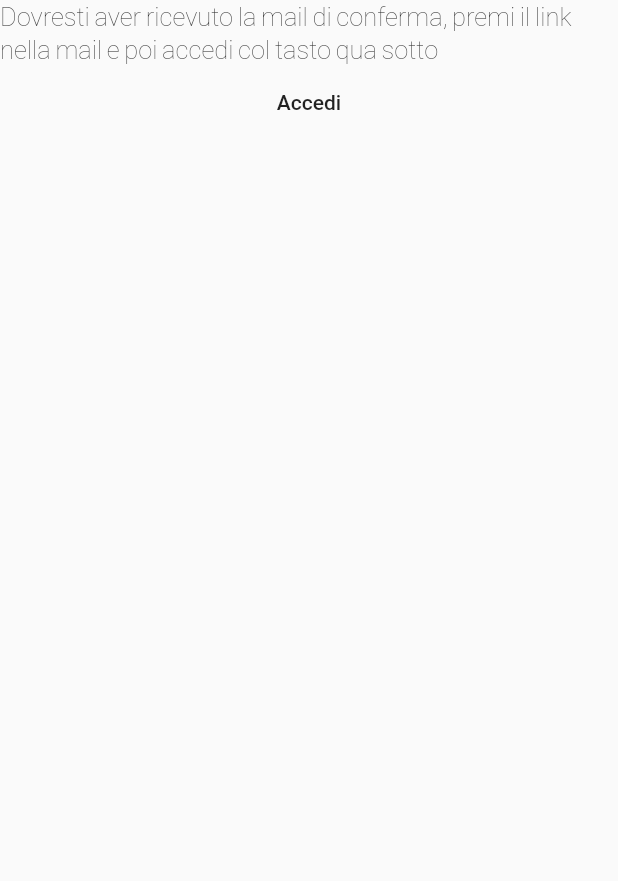
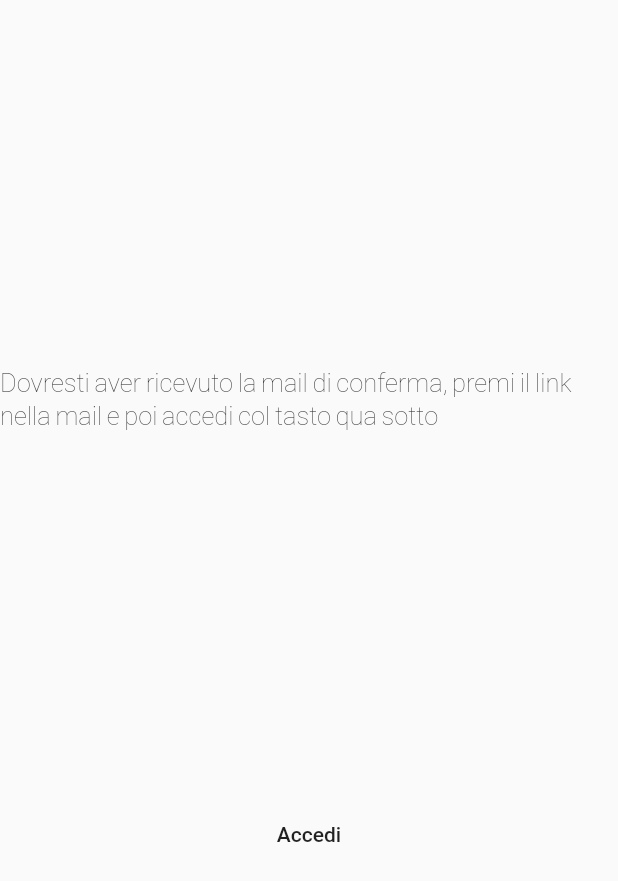
Before and after one commit to unimoreinginfo/flutter-appunti-web, a Flutter app: the VerificationPage screen opened directly, on a phone screen of 412 x 824 dp. Shown: the top 881 px of the screen. Run offline on Flutter 3.47's test engine with Material 2 defaults, Android fonts, the phone set to English and light mode, and no system bars; missing offline and left inert: dart:html; network calls fail.

Commit message:
prima demo parzialissima della frontend sola
Signed-off-by: Carmine Zaccagnino <carmine@carminezacc.com>

```diff
--- a/lib/login.dart
+++ b/lib/login.dart
@@ -112,6 +112,7 @@ class VerificationPage extends StatelessWidget {
     Scaffold(
       body: Center(
         child: Column(
+          mainAxisAlignment: MainAxisAlignment.spaceEvenly,
           children: [
             Text("Dovresti aver ricevuto la mail di conferma, premi il link nella mail e poi accedi col tasto qua sotto"),
             FlatButton(child: Text("Accedi"), onPressed:() => Navigator.popAndPushNamed(context, "/login"),)
```
Also changed, not shown: lib/home.dart (+6 -2 lines).
